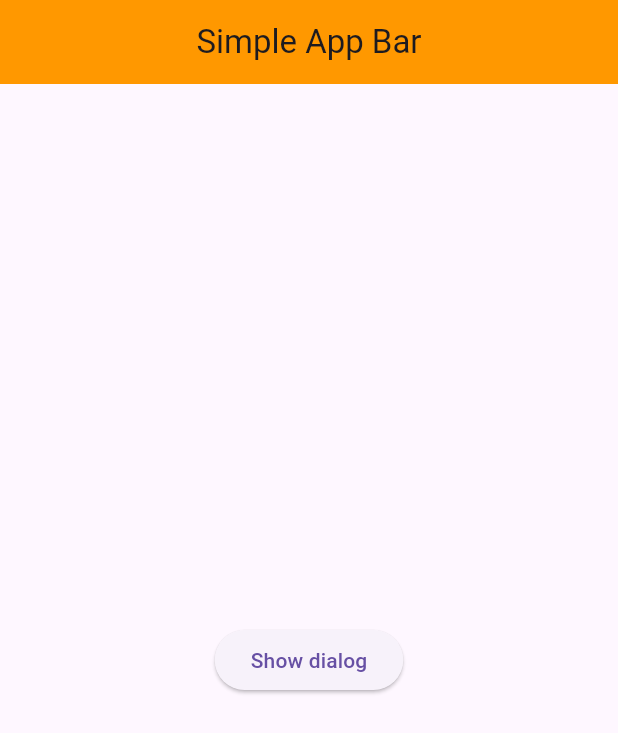
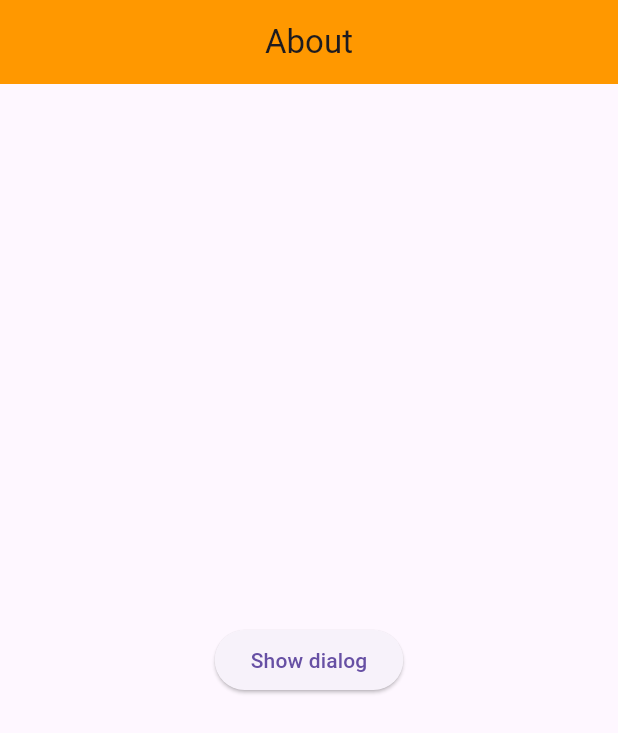
Before and after one commit to CaptainNayan199/Flutter-Widgets, a Flutter app: the screen it shows after launch, on a phone screen of 412 x 824 dp. Shown: the top 733 px of the screen. Run offline on Flutter 3.47's test engine with Material 3 defaults, Android fonts, the phone set to English and light mode, and no system bars; key blocks and very long unbroken strings in the code were emptied for the run.

Commit message:
Update main.dart

```diff
--- a/1. About Dialog/practice/lib/main.dart
+++ b/1. About Dialog/practice/lib/main.dart
@@ -13,7 +13,7 @@ class MyApp extends StatelessWidget {
       debugShowCheckedModeBanner: false,
       home: Scaffold(
         appBar: AppBar(
-          title: const Text('Simple App Bar'),
+          title: const Text('About'),
           backgroundColor: Colors.orange,
           centerTitle: true,
         ),
```
